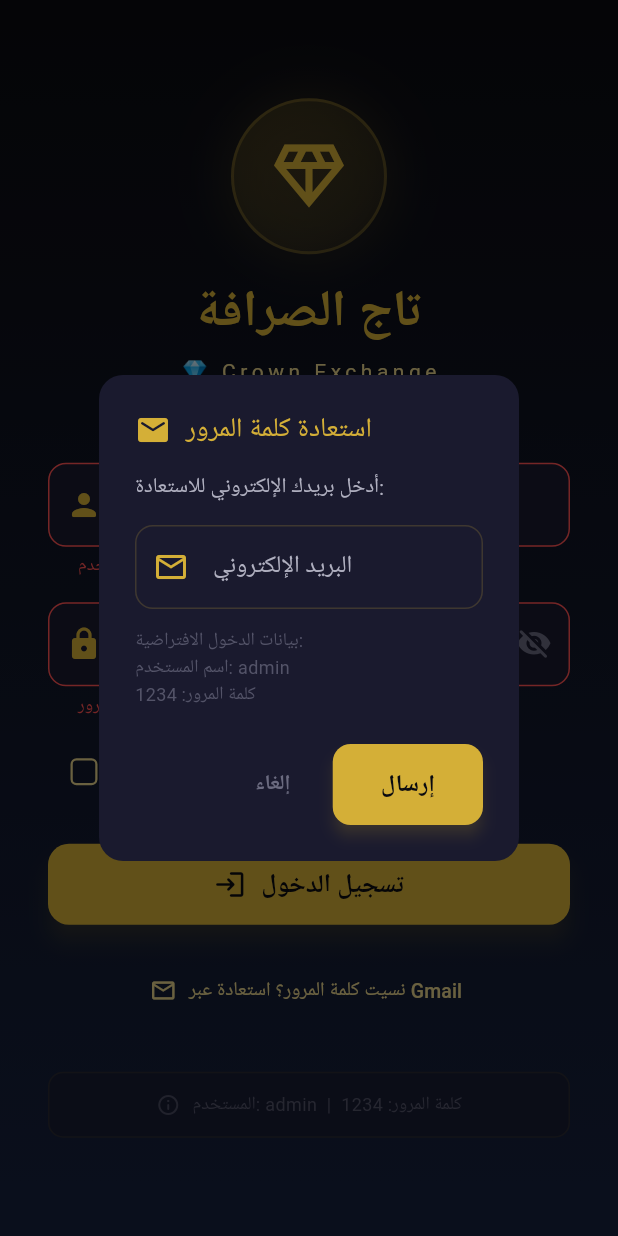
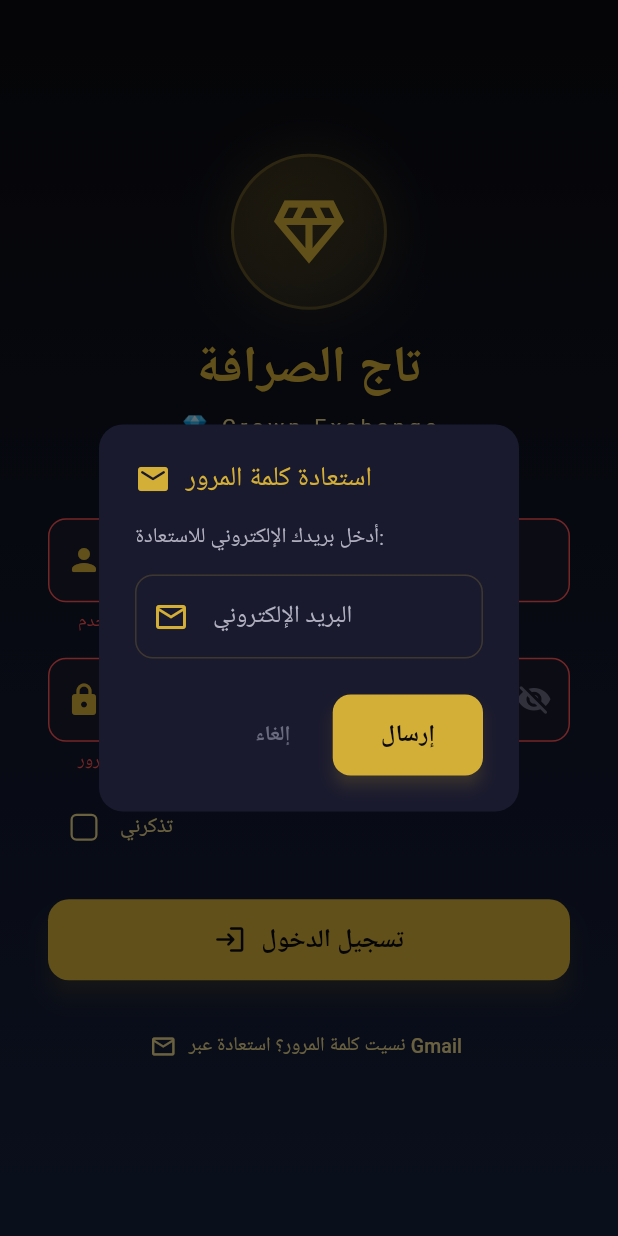
Before and after one commit to seenseon19-cmd/app_tag, a Flutter app: the screen it shows after launch, after a tap on "تسجيل الدخول", after a tap on "نسيت كلمة المرور؟ استعادة عبر Gmail", on a phone screen of 412 x 824 dp. Run offline on Flutter 3.47's test engine with Material 3 defaults, Android fonts, the phone set to English and light mode, and no system bars; drawn by our look-alikes of flutter_animate; our stand-ins replace cloud_firestore, firebase_core, fl_chart, google_fonts, hive, hive_flutter and 3 more; accounts and stored records are empty; Roboto replaces fonts that are missing (Cairo).

Commit message:
hide default credentials

```diff
--- a/lib/screens/login_screen.dart
+++ b/lib/screens/login_screen.dart
@@ -149,14 +149,7 @@ class _LoginScreenState extends State<LoginScreen> {
                 prefixIcon: Icon(Icons.email_outlined, color: AppColors.gold),
               ),
             ),
-            const SizedBox(height: 12),
-            Text(
-              'بيانات الدخول الافتراضية:\nاسم المستخدم: admin\nكلمة المرور: 1234',
-              style: TextStyle(
-                color: AppColors.textMuted.withAlpha(180),
-                fontSize: 12,
-              ),
-            ),
+
           ],
         ),
         actions: [
@@ -442,34 +435,7 @@ class _LoginScreenState extends State<LoginScreen> {
                         .animate()
                         .fadeIn(delay: 700.ms, duration: 500.ms),
 
-                    const SizedBox(height: 30),
 
-                    // Default credentials hint
-                    Container(
-                      padding: const EdgeInsets.all(12),
-                      decoration: BoxDecoration(
-                        color: AppColors.backgroundElevated.withAlpha(150),
-                        borderRadius: BorderRadius.circular(10),
-                        border: Border.all(
-                            color: AppColors.gold.withAlpha(25)),
-                      ),
-                      child: Row(
-                        mainAxisAlignment: MainAxisAlignment.center,
-                        children: [
-                          Icon(Icons.info_outline_rounded,
-                              color: AppColors.textMuted.withAlpha(150),
-                              size: 16),
-                          const SizedBox(width: 8),
-                          Text(
-                            'المستخدم: admin  |  كلمة المرور: 1234',
-                            style: TextStyle(
-                              color: AppColors.textMuted.withAlpha(180),
-                              fontSize: 12,
-                            ),
-                          ),
-                        ],
-                      ),
-                    ).animate().fadeIn(delay: 900.ms, duration: 500.ms),
                   ],
                 ),
               ),
```
